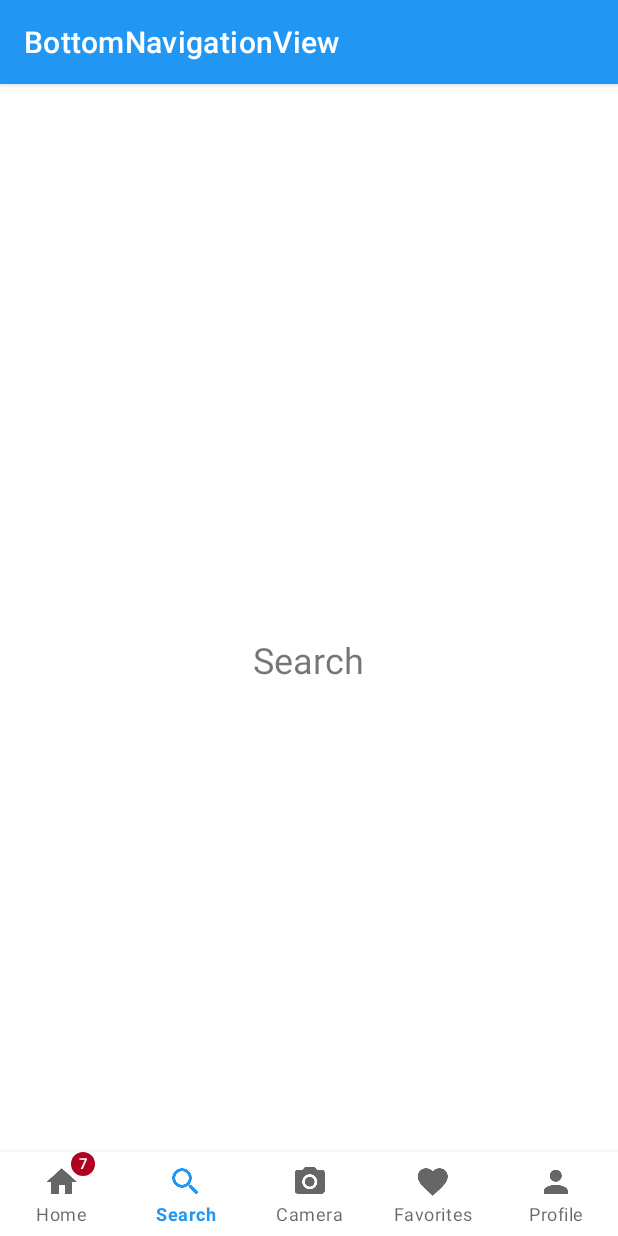
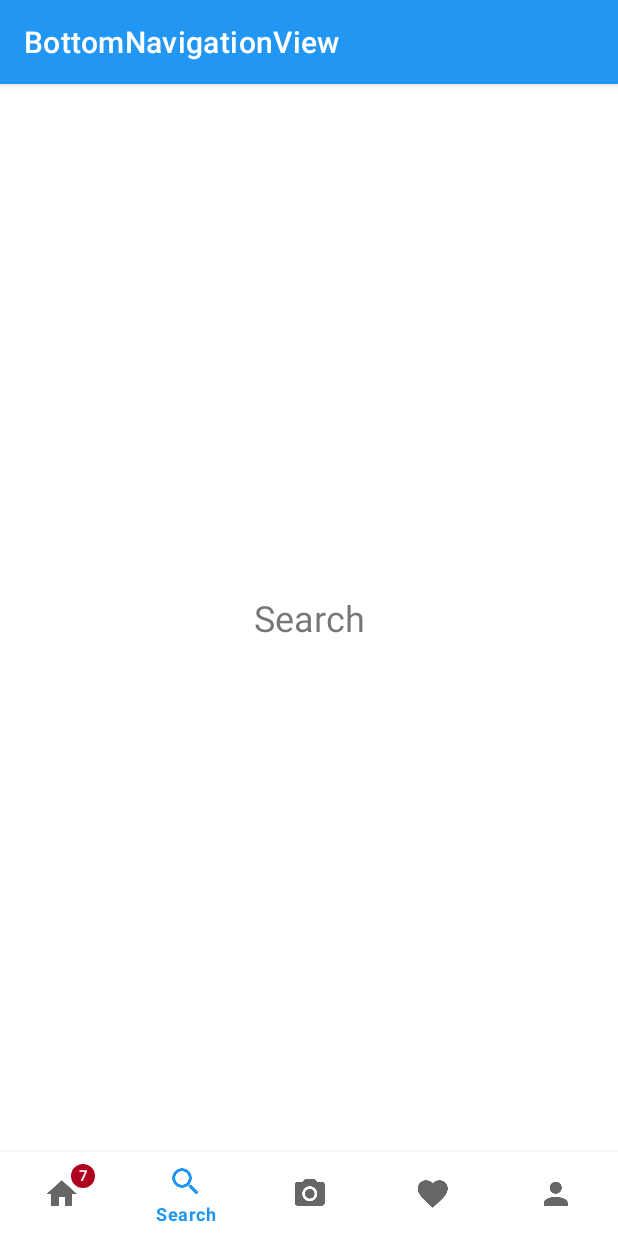
Before and after one commit to alvareztech/BottomNavigationViewSample, an Android app: the screen it shows after launch (MainActivity), item 2 of the bottom bar chosen, on a phone screen of 412 x 824 dp. Run offline under Robolectric (Android 15) with nearby library versions, the phone set to English and light mode, and no system bars.

Commit message:
General updates

```diff
--- a/app/src/main/java/tech/alvarez/bottomnavigationviewsample/MainActivity.java
+++ b/app/src/main/java/tech/alvarez/bottomnavigationviewsample/MainActivity.java
@@ -1,16 +1,23 @@
 package tech.alvarez.bottomnavigationviewsample;
 
 import android.os.Bundle;
-import android.widget.TextView;
 
 import androidx.appcompat.app.AppCompatActivity;
+import androidx.fragment.app.Fragment;
+import androidx.fragment.app.FragmentManager;
+import androidx.fragment.app.FragmentTransaction;
 
 import com.google.android.material.badge.BadgeDrawable;
 import com.google.android.material.bottomnavigation.BottomNavigationView;
 
+import tech.alvarez.bottomnavigationviewsample.fragments.CameraFragment;
+import tech.alvarez.bottomnavigationviewsample.fragments.FavoritesFragment;
+import tech.alvarez.bottomnavigationviewsample.fragments.HomeFragment;
+import tech.alvarez.bottomnavigationviewsample.fragments.ProfileFragment;
+import tech.alvarez.bottomnavigationviewsample.fragments.SearchFragment;
+
 public class MainActivity extends AppCompatActivity {
 
-    private TextView infoTextView;
     private BottomNavigationView bottomNavigationView;
 
     @Override
@@ -18,21 +25,36 @@ public class MainActivity extends AppCompatActivity {
         super.onCreate(savedInstanceState);
         setContentView(R.layout.activity_main);
 
-        infoTextView = findViewById(R.id.infoTextView);
+        final Fragment homeFragment = new HomeFragment();
+        final Fragment searchFragment = new SearchFragment();
+        final Fragment cameraFragment = new CameraFragment();
+        final Fragment favoritesFragment = new FavoritesFragment();
+        final Fragment profileFragment = new ProfileFragment();
+
+        if (savedInstanceState == null) {
+            FragmentTransaction fragmentTransaction = getSupportFragmentManager().beginTransaction();
+            fragmentTransaction.replace(R.id.fragmentContainer, homeFragment).commit();
+        }
 
         bottomNavigationView = findViewById(R.id.bottomNavigationView);
 
         bottomNavigationView.setOnItemSelectedListener(item -> {
+            FragmentManager fragmentManager = getSupportFragmentManager();
             if (item.getItemId() == R.id.inicioItem) {
-                infoTextView.setText(R.string.inicio);
+                FragmentTransaction fragmentTransaction = fragmentManager.beginTransaction();
+                fragmentTransaction.replace(R.id.fragmentContainer, homeFragment).commit();
             } else if (item.getItemId() == R.id.buscarItem) {
-                infoTextView.setText(R.string.buscar);
+                FragmentTransaction fragmentTransaction = fragmentManager.beginTransaction();
+                fragmentTransaction.replace(R.id.fragmentContainer, searchFragment).commit();
             } else if (item.getItemId() == R.id.camaraItem) {
-                infoTextView.setText(R.string.camara);
+                FragmentTransaction fragmentTransaction = fragmentManager.beginTransaction();
+                fragmentTransaction.replace(R.id.fragmentContainer, cameraFragment).commit();
             } else if (item.getItemId() == R.id.favoritosItem) {
-                infoTextView.setText(R.string.favoritos);
+                FragmentTransaction fragmentTransaction = fragmentManager.beginTransaction();
+                fragmentTransaction.replace(R.id.fragmentContainer, favoritesFragment).commit();
             } else if (item.getItemId() == R.id.perfilItem) {
-                infoTextView.setText(R.string.perfil);
+                FragmentTransaction fragmentTransaction = fragmentManager.beginTransaction();
+                fragmentTransaction.replace(R.id.fragmentContainer, profileFragment).commit();
             }
             return true;
         });
--- /dev/null
+++ b/app/src/main/java/tech/alvarez/bottomnavigationviewsample/fragments/CameraFragment.java
@@ -0,0 +1,26 @@
+package tech.alvarez.bottomnavigationviewsample.fragments;
+
+import android.os.Bundle;
+import android.view.LayoutInflater;
+import android.view.View;
+import android.view.ViewGroup;
+
+import androidx.fragment.app.Fragment;
+
+import tech.alvarez.bottomnavigationviewsample.R;
+
+public class CameraFragment extends Fragment {
+    public CameraFragment() {
+    }
+
+    @Override
+    public void onCreate(Bundle savedInstanceState) {
+        super.onCreate(savedInstanceState);
+    }
+
+    @Override
+    public View onCreateView(LayoutInflater inflater, ViewGroup container,
+                             Bundle savedInstanceState) {
+        return inflater.inflate(R.layout.fragment_camera, container, false);
+    }
+}
--- /dev/null
+++ b/app/src/main/java/tech/alvarez/bottomnavigationviewsample/fragments/FavoritesFragment.java
@@ -0,0 +1,26 @@
+package tech.alvarez.bottomnavigationviewsample.fragments;
+
+import android.os.Bundle;
+import android.view.LayoutInflater;
+import android.view.View;
+import android.view.ViewGroup;
+
+import androidx.fragment.app.Fragment;
+
+import tech.alvarez.bottomnavigationviewsample.R;
+
+public class FavoritesFragment extends Fragment {
+
+    public FavoritesFragment() {
+    }
+
+    @Override
+    public void onCreate(Bundle savedInstanceState) {
+        super.onCreate(savedInstanceState);
+    }
+
+    @Override
+    public View onCreateView(LayoutInflater inflater, ViewGroup container, Bundle savedInstanceState) {
+        return inflater.inflate(R.layout.fragment_favorites, container, false);
+    }
+}
--- /dev/null
+++ b/app/src/main/java/tech/alvarez/bottomnavigationviewsample/fragments/HomeFragment.java
@@ -0,0 +1,25 @@
+package tech.alvarez.bottomnavigationviewsample.fragments;
+
+import android.os.Bundle;
+import android.view.LayoutInflater;
+import android.view.View;
+import android.view.ViewGroup;
+
+import androidx.fragment.app.Fragment;
+
+import tech.alvarez.bottomnavigationviewsample.R;
+
+public class HomeFragment extends Fragment {
+    public HomeFragment() {
+    }
+
+    @Override
+    public void onCreate(Bundle savedInstanceState) {
+        super.onCreate(savedInstanceState);
+    }
+
+    @Override
+    public View onCreateView(LayoutInflater inflater, ViewGroup container, Bundle savedInstanceState) {
+        return inflater.inflate(R.layout.fragment_home, container, false);
+    }
+}
--- /dev/null
+++ b/app/src/main/java/tech/alvarez/bottomnavigationviewsample/fragments/ProfileFragment.java
@@ -0,0 +1,26 @@
+package tech.alvarez.bottomnavigationviewsample.fragments;
+
+import android.os.Bundle;
+import android.view.LayoutInflater;
+import android.view.View;
+import android.view.ViewGroup;
+
+import androidx.fragment.app.Fragment;
+
+import tech.alvarez.bottomnavigationviewsample.R;
+
+public class ProfileFragment extends Fragment {
+
+    public ProfileFragment() {
+    }
+
+    @Override
+    public void onCreate(Bundle savedInstanceState) {
+        super.onCreate(savedInstanceState);
+    }
+
+    @Override
+    public View onCreateView(LayoutInflater inflater, ViewGroup container, Bundle savedInstanceState) {
+        return inflater.inflate(R.layout.fragment_profile, container, false);
+    }
+}
--- /dev/null
+++ b/app/src/main/java/tech/alvarez/bottomnavigationviewsample/fragments/SearchFragment.java
@@ -0,0 +1,25 @@
+package tech.alvarez.bottomnavigationviewsample.fragments;
+
+import android.os.Bundle;
+import android.view.LayoutInflater;
+import android.view.View;
+import android.view.ViewGroup;
+
+import androidx.fragment.app.Fragment;
+
+import tech.alvarez.bottomnavigationviewsample.R;
+
+public class SearchFragment extends Fragment {
+    public SearchFragment() {
+    }
+
+    @Override
+    public void onCreate(Bundle savedInstanceState) {
+        super.onCreate(savedInstanceState);
+    }
+
+    @Override
+    public View onCreateView(LayoutInflater inflater, ViewGroup container, Bundle savedInstanceState) {
+        return inflater.inflate(R.layout.fragment_search, container, false);
+    }
+}
--- a/app/src/main/res/layout/activity_main.xml
+++ b/app/src/main/res/layout/activity_main.xml
@@ -7,26 +7,24 @@
     android:layout_height="match_parent"
     tools:context="tech.alvarez.bottomnavigationviewsample.MainActivity">
 
-    <FrameLayout
+    <RelativeLayout
         android:layout_width="match_parent"
         android:layout_height="match_parent">
 
-        <TextView
-            android:id="@+id/infoTextView"
-            android:layout_width="wrap_content"
-            android:layout_height="wrap_content"
-            android:layout_gravity="center"
-            android:text="Hello World!"
-            android:textSize="24sp" />
+        <FrameLayout
+            android:id="@+id/fragmentContainer"
+            android:layout_width="match_parent"
+            android:layout_height="match_parent"
+            android:layout_above="@+id/bottomNavigationView" />
 
         <com.google.android.material.bottomnavigation.BottomNavigationView
             android:id="@+id/bottomNavigationView"
             android:layout_width="match_parent"
             android:layout_height="wrap_content"
-            android:layout_gravity="bottom"
-            app:labelVisibilityMode="labeled"
+            android:layout_alignParentBottom="true"
+            app:layout_scrollFlags="scroll|enterAlways|snap"
             app:menu="@menu/menu_navigation" />
 
-    </FrameLayout>
+    </RelativeLayout>
 
 </androidx.coordinatorlayout.widget.CoordinatorLayout>
--- /dev/null
+++ b/app/src/main/res/layout/fragment_search.xml
@@ -0,0 +1,13 @@
+<?xml version="1.0" encoding="utf-8"?>
+<androidx.constraintlayout.widget.ConstraintLayout xmlns:android="http://schemas.android.com/apk/res/android"
+    android:layout_width="match_parent"
+    android:layout_height="match_parent">
+
+    <TextView
+        android:layout_width="match_parent"
+        android:layout_height="match_parent"
+        android:gravity="center"
+        android:text="@string/buscar"
+        android:textSize="24sp" />
+
+</androidx.constraintlayout.widget.ConstraintLayout>
```
Also changed, not shown: app/src/main/res/layout/fragment_camera.xml (added, +13 -0 lines), app/src/main/res/layout/fragment_favorites.xml (added, +13 -0 lines), app/src/main/res/layout/fragment_home.xml (added, +13 -0 lines), app/src/main/res/layout/fragment_profile.xml (added, +13 -0 lines).
